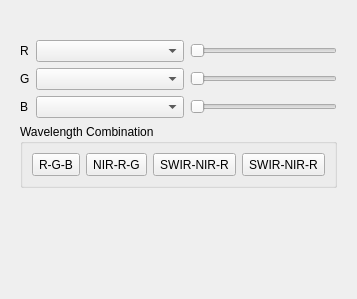
Before: the Qt Designer form qps/ui/rasterbandconfigwidget.ui in EnMAP-Box/qgispluginsupport, drawn with Qt 5.
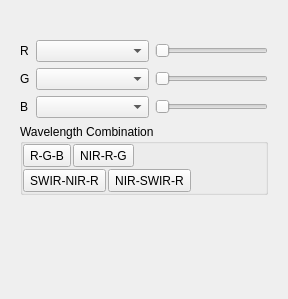
After: the same form once the commit is applied. Custom widgets are drawn as their Qt base class.

Commit message: rasterbandconfigwidget.ui - changed layouts qps.speclib.io - added try-catches and type hints to SpectralLibraryIO.canRead() implementations

```diff
--- a/qps/ui/rasterbandconfigwidget.ui
+++ b/qps/ui/rasterbandconfigwidget.ui
@@ -6,7 +6,7 @@
    <rect>
     <x>0</x>
     <y>0</y>
-    <width>320</width>
+    <width>260</width>
     <height>299</height>
    </rect>
   </property>
@@ -310,8 +310,41 @@
          <property name="title">
           <string>Wavelength Combination</string>
          </property>
-         <layout class="QGridLayout" name="gridLayout_3">
-          <item row="2" column="3">
+         <layout class="QVBoxLayout" name="verticalLayout_3">
+          <property name="spacing">
+           <number>2</number>
+          </property>
+          <property name="leftMargin">
+           <number>0</number>
+          </property>
+          <property name="topMargin">
+           <number>0</number>
+          </property>
+          <property name="rightMargin">
+           <number>0</number>
+          </property>
+          <property name="bottomMargin">
+           <number>0</number>
+          </property>
+          <item>
+           <layout class="QHBoxLayout" name="horizontalLayout_2">
+            <property name="topMargin">
+             <number>0</number>
+            </property>
+            <item>
+             <widget class="QToolButton" name="btnSetMBBands_RGB">
+              <property name="minimumSize">
+               <size>
+                <width>0</width>
+                <height>23</height>
+               </size>
+              </property>
+              <property name="text">
+               <string>R-G-B</string>
+              </property>
+             </widget>
+            </item>
+            <item>
            <widget class="QToolButton" name="btnSetMBBands_NIRRG">
             <property name="minimumSize">
              <size>
@@ -324,46 +357,27 @@
             </property>
            </widget>
           </item>
-          <item row="2" column="6">
+            <item>
            <spacer name="horizontalSpacer_2">
             <property name="orientation">
              <enum>Qt::Horizontal</enum>
             </property>
             <property name="sizeHint" stdset="0">
              <size>
-              <width>40</width>
+                <width>0</width>
               <height>20</height>
              </size>
             </property>
            </spacer>
           </item>
-          <item row="2" column="2">
-           <widget class="QToolButton" name="btnSetMBBands_RGB">
-            <property name="minimumSize">
-             <size>
-              <width>0</width>
-              <height>23</height>
-             </size>
-            </property>
-            <property name="text">
-             <string>R-G-B</string>
-            </property>
-           </widget>
+           </layout>
           </item>
-          <item row="2" column="5">
-           <widget class="QToolButton" name="btnSetMBBands_NIRSWIRR">
-            <property name="minimumSize">
-             <size>
-              <width>0</width>
-              <height>23</height>
-             </size>
+          <item>
+           <layout class="QHBoxLayout" name="horizontalLayout_3">
+            <property name="topMargin">
+             <number>0</number>
             </property>
-            <property name="text">
-             <string>SWIR-NIR-R</string>
-            </property>
-           </widget>
-          </item>
-          <item row="2" column="4">
+            <item>
            <widget class="QToolButton" name="btnSetMBBands_SWIRNIRR">
             <property name="minimumSize">
              <size>
@@ -375,6 +389,34 @@
              <string>SWIR-NIR-R</string>
             </property>
            </widget>
+            </item>
+            <item>
+             <widget class="QToolButton" name="btnSetMBBands_NIRSWIRR">
+              <property name="minimumSize">
+               <size>
+                <width>0</width>
+                <height>23</height>
+               </size>
+              </property>
+              <property name="text">
+               <string>NIR-SWIR-R</string>
+              </property>
+             </widget>
+            </item>
+            <item>
+             <spacer name="horizontalSpacer_3">
+              <property name="orientation">
+               <enum>Qt::Horizontal</enum>
+              </property>
+              <property name="sizeHint" stdset="0">
+               <size>
+                <width>0</width>
+                <height>20</height>
+               </size>
+              </property>
+             </spacer>
+            </item>
+           </layout>
           </item>
          </layout>
         </widget>
```
Lines whose indentation alone changed are shown as unchanged. The commit also changes 8 other files.
